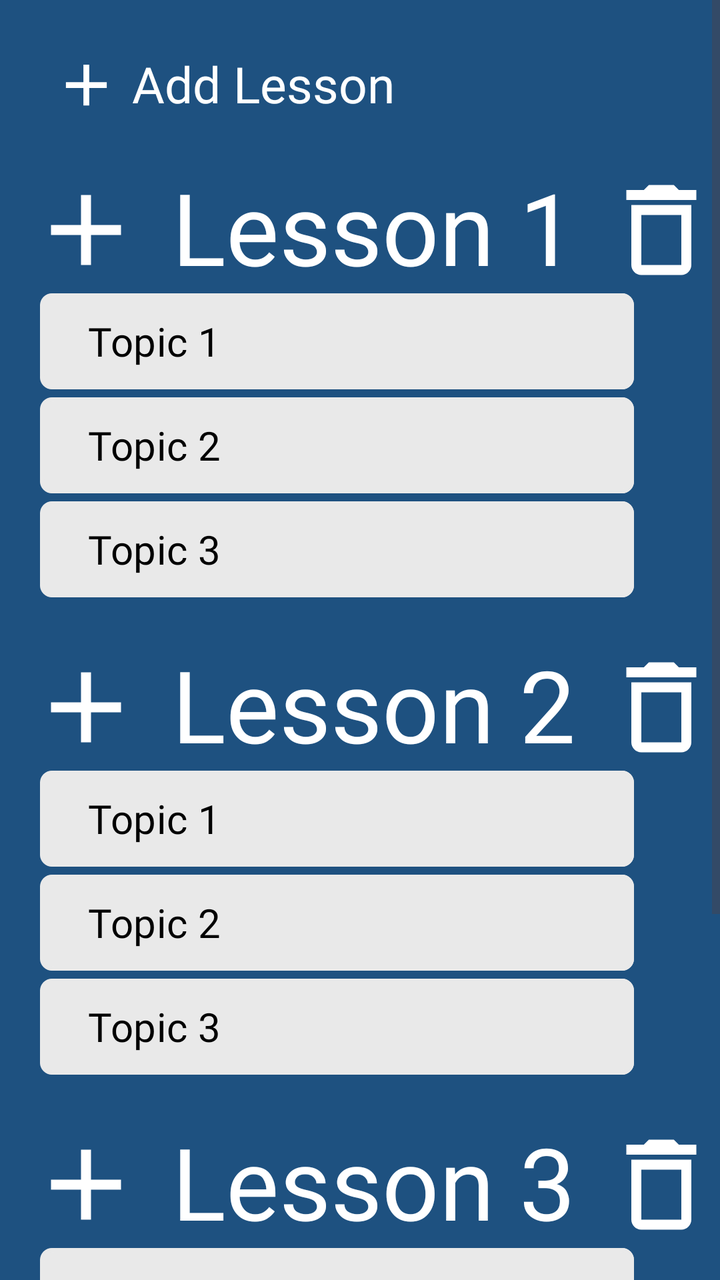
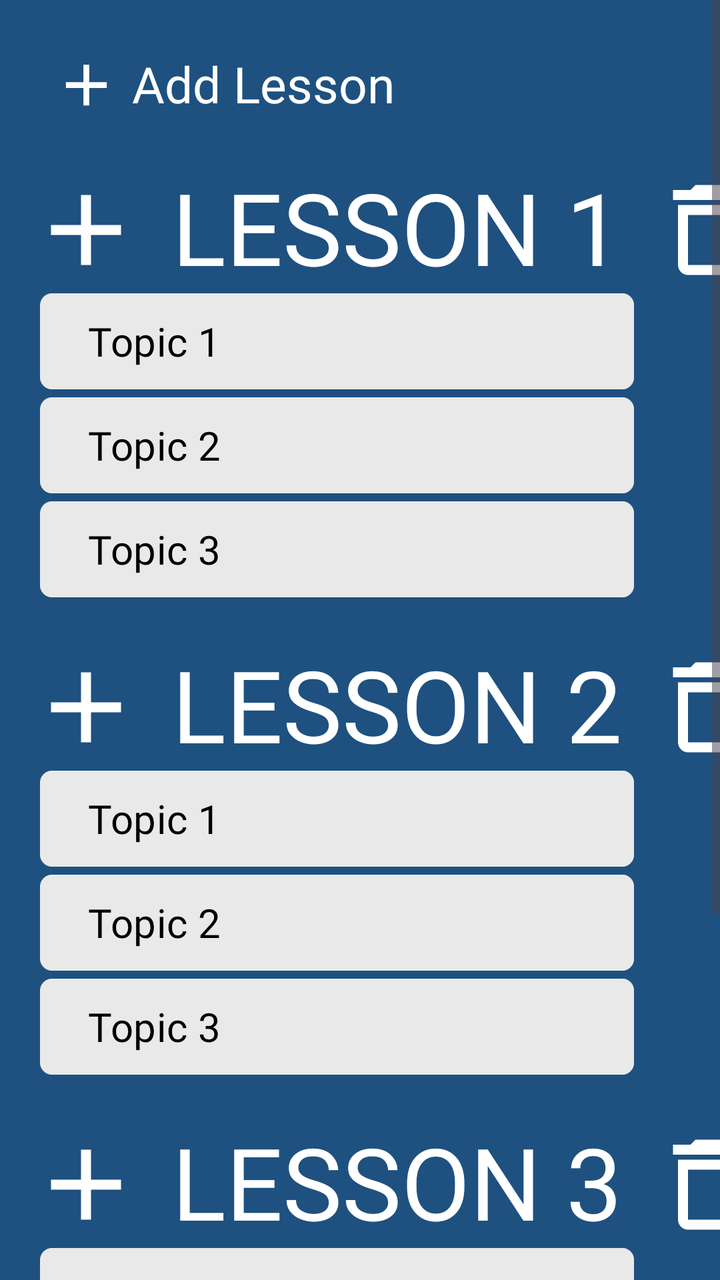

Two renders of the same Android screen: before a commit and after it. Below are the layout's source before the change and the commit's diff.
<!-- AndroidManifest.xml: application theme Theme.FinalsApplication -->
<!-- res/layout/lessons_page_admin2.xml -->
<?xml version="1.0" encoding="utf-8"?>
<RelativeLayout xmlns:android="http://schemas.android.com/apk/res/android"
    android:layout_width="match_parent"
    android:layout_height="match_parent"
    xmlns:tools="http://schemas.android.com/tools"
    xmlns:app="http://schemas.android.com/apk/res-auto"
    android:background="@color/ourBlue">

    <ScrollView
        android:layout_width="409dp"
        android:layout_height="729dp"
        tools:layout_editor_absoluteX="1dp"
        tools:layout_editor_absoluteY="1dp">

        <LinearLayout
            android:layout_width="match_parent"
            android:layout_height="wrap_content"
            android:orientation="vertical">

            <LinearLayout
                android:layout_width="match_parent"
                android:layout_height="match_parent"
                android:layout_alignParentTop="true"
                android:background="#1e5180">

                <ImageButton
                    android:id="@+id/addLesson"
                    android:layout_width="46dp"
                    android:layout_height="35dp"
                    android:layout_marginStart="20dp"
                    android:layout_marginTop="25dp"
                    android:background="@color/ourBlue"
                    android:scaleType="fitCenter"
                    app:srcCompat="@drawable/add_sign" />

                <TextView
                    android:id="@+id/textViewAddLesson"
                    android:layout_width="wrap_content"
                    android:layout_height="wrap_content"
                    android:layout_marginStart="0dp"
                    android:layout_marginTop="25dp"
                    android:fontFamily="@font/roboto_black"
                    android:text="Add Lesson"
                    android:textColor="@color/white"
                    android:textSize="25sp" />

            </LinearLayout>

            <LinearLayout
                android:layout_width="match_parent"
                android:layout_height="wrap_content"
                android:layout_alignParentTop="true"
                android:background="#1e5180">

                <ImageButton
                    android:id="@+id/addTopicLesson1"
                    android:layout_width="86dp"
                    android:layout_height="60dp"
                    android:layout_marginStart="0dp"
                    android:layout_marginTop="25dp"
                    android:background="@color/ourBlue"
                    android:scaleType="fitCenter"
                    app:srcCompat="@drawable/add_sign" />

                <TextView
                    android:id="@+id/textViewLesson1"
                    android:layout_width="wrap_content"
                    android:layout_height="wrap_content"
                    android:layout_marginStart="0dp"
                    android:layout_marginTop="20dp"
                    android:fontFamily="@font/roboto_black"
                    android:text="Lesson 1"
                    android:textColor="@color/white"
                    android:textSize="50sp" />

                <ImageButton
                    android:id="@+id/deleteLesson1"
                    android:layout_width="86dp"
                    android:layout_height="60dp"
                    android:layout_marginStart="0dp"
                    android:layout_marginTop="25dp"
                    android:background="@color/ourBlue"
                    android:scaleType="fitCenter"
                    app:srcCompat="@drawable/delete_trashcan" />
            </LinearLayout>

            <Button
                android:id="@+id/L1T1"
                android:layout_width="297dp"
                android:layout_height="wrap_content"
                android:layout_marginStart="20dp"
                android:text="Topic 1"
                android:textAlignment="textStart"
                android:textColor="@color/black"
                android:fontFamily="@font/roboto_regular"
                android:textSize="20sp"
                android:background="@drawable/square_button_colored_border"
                app:backgroundTint="#E9E9E9"/>

            <Button
                android:id="@+id/L1T2"
                android:layout_width="297dp"
                android:layout_height="wrap_content"
                android:layout_marginStart="20dp"
                android:layout_marginTop="4dp"
                app:backgroundTint="#E9E9E9"
                android:text="Topic 2"
                android:textAlignment="textStart"
                android:textColor="@color/black"
                android:fontFamily="@font/roboto_regular"
                android:textSize="20sp"
                android:background="@drawable/square_button_colored_border" />

            <Button
                android:id="@+id/L1T3"
                android:layout_width="297dp"
                android:layout_height="wrap_content"
                android:layout_marginStart="20dp"
                android:layout_marginTop="4dp"
                android:text="Topic 3"
                android:textAlignment="textStart"
                android:textColor="@color/black"
                android:fontFamily="@font/roboto_regular"
                android:textSize="20sp"
                android:background="@drawable/square_button_colored_border"
                app:backgroundTint="#E9E9E9"/>

            <LinearLayout
                android:layout_width="match_parent"
                android:layout_height="wrap_content"
                android:layout_alignParentTop="true"
                android:background="#1e5180">

                <ImageButton
                    android:id="@+id/addTopicLesson2"
                    android:layout_width="86dp"
                    android:layout_height="60dp"
                    android:layout_marginStart="0dp"
                    android:layout_marginTop="25dp"
                    android:background="@color/ourBlue"
                    android:scaleType="fitCenter"
                    app:srcCompat="@drawable/add_sign" />

                <TextView
                    android:id="@+id/textViewLesson2"
                    android:layout_width="wrap_content"
                    android:layout_height="wrap_content"
                    android:layout_marginStart="0dp"
                    android:layout_marginTop="20dp"
                    android:fontFamily="@font/roboto_black"
                    android:text="Lesson 2"
                    android:textColor="@color/white"
                    android:textSize="50sp" />

                <ImageButton
                    android:id="@+id/deleteLesson2"
                    android:layout_width="86dp"
                    android:layout_height="60dp"
                    android:layout_marginStart="0dp"
                    android:layout_marginTop="25dp"
                    android:background="@color/ourBlue"
                    android:scaleType="fitCenter"
                    app:srcCompat="@drawable/delete_trashcan" />
            </LinearLayout>

            <Button
                android:id="@+id/L2T1"
                android:layout_width="297dp"
                android:layout_height="wrap_content"
                android:layout_marginStart="20dp"
                android:text="Topic 1"
                android:textAlignment="textStart"
                android:textColor="@color/black"
                android:fontFamily="@font/roboto_regular"
                android:textSize="20sp"
                android:background="@drawable/square_button_colored_border"
                app:backgroundTint="#E9E9E9"/>

            <Button
                android:id="@+id/L2T2"
                android:layout_width="297dp"
                android:layout_height="wrap_content"
                android:layout_marginStart="20dp"
                android:layout_marginTop="4dp"
                android:text="Topic 2"
                android:textAlignment="textStart"
                android:textColor="@color/black"
                android:fontFamily="@font/roboto_regular"
                android:textSize="20sp"
                android:background="@drawable/square_button_colored_border"
                app:backgroundTint="#E9E9E9"/>

            <Button
                android:id="@+id/L2T3"
                android:layout_width="297dp"
                android:layout_height="wrap_content"
                android:layout_marginStart="20dp"
                android:layout_marginTop="4dp"
                android:text="Topic 3"
                android:textAlignment="textStart"
                android:textColor="@color/black"
                android:fontFamily="@font/roboto_regular"
                android:textSize="20sp"
                android:background="@drawable/square_button_colored_border"
                app:backgroundTint="#E9E9E9"/>

            <LinearLayout
                android:layout_width="match_parent"
                android:layout_height="wrap_content"
                android:layout_alignParentTop="true"
                android:background="#1e5180">

                <ImageButton
                    android:id="@+id/addTopicLesson3"
                    android:layout_width="86dp"
                    android:layout_height="60dp"
                    android:layout_marginStart="0dp"
                    android:layout_marginTop="25dp"
                    android:background="@color/ourBlue"
                    android:scaleType="fitCenter"
                    app:srcCompat="@drawable/add_sign" />

                <TextView
                    android:id="@+id/textViewLesson3"
                    android:layout_width="wrap_content"
                    android:layout_height="wrap_content"
                    android:layout_marginStart="0dp"
                    android:layout_marginTop="20dp"
                    android:fontFamily="@font/roboto_black"
                    android:text="Lesson 3"
                    android:textColor="@color/white"
                    android:textSize="50sp" />

                <ImageButton
                    android:id="@+id/deleteLesson3"
                    android:layout_width="86dp"
                    android:layout_height="60dp"
                    android:layout_marginStart="0dp"
                    android:layout_marginTop="25dp"
                    android:background="@color/ourBlue"
                    android:scaleType="fitCenter"
                    app:srcCompat="@drawable/delete_trashcan" />
            </LinearLayout>

            <Button
                android:id="@+id/L3T1"
                android:layout_width="297dp"
                android:layout_height="wrap_content"
                android:layout_marginStart="20dp"
                android:text="Topic 1"
                android:textAlignment="textStart"
                android:textColor="@color/black"
                android:fontFamily="@font/roboto_regular"
                android:textSize="20sp"
                android:background="@drawable/square_button_colored_border"
                app:backgroundTint="#E9E9E9"/>

            <Button
                android:id="@+id/L3T2"
                android:layout_width="297dp"
                android:layout_height="wrap_content"
                android:layout_marginStart="20dp"
                android:layout_marginTop="4dp"
                android:text="Topic 2"
                android:textAlignment="textStart"
                android:textColor="@color/black"
                android:fontFamily="@font/roboto_regular"
                android:textSize="20sp"
                android:background="@drawable/square_button_colored_border"
                app:backgroundTint="#E9E9E9"/>

            <Button
                android:id="@+id/L3T3"
                android:layout_width="297dp"
                android:layout_height="wrap_content"
                android:layout_marginStart="20dp"
                android:layout_marginTop="4dp"
                android:layout_marginBottom="20dp"
                android:text="Topic 3"
                android:textAlignment="textStart"
                android:textColor="@color/black"
                android:fontFamily="@font/roboto_regular"
                android:textSize="20sp"
                android:background="@drawable/square_button_colored_border"
                app:backgroundTint="#E9E9E9"/>

            <LinearLayout
                android:layout_width="match_parent"
                android:layout_height="100dip"
                android:layout_alignParentBottom="true"
                android:background="#a8b4d8">

                <ImageButton
                    android:id="@+id/imageButtonBackLP1"
                    android:layout_width="76dp"
                    android:layout_height="wrap_content"
                    android:layout_marginStart="20dp"
                    android:layout_marginTop="20dp"
                    android:layout_marginBottom="20dp"
                    android:background="?android:attr/selectableItemBackground"
                    android:scaleType="fitCenter"
                    android:src="@drawable/arrowleft" />
            </LinearLayout>
        </LinearLayout>
    </ScrollView>
</RelativeLayout>
<!-- resources referenced by this layout -->
<resources>
  <color name="black">#000000</color>
  <color name="ourBlue">#1e5180</color>
  <color name="white">#FFFFFFFF</color>
  <!-- drawable add_sign (drawable) -->
  <vector android:height="24dp" android:tint="#FFFFFF"
      android:viewportHeight="24" android:viewportWidth="24"
      android:width="24dp" xmlns:android="http://schemas.android.com/apk/res/android">
      <path android:fillColor="@android:color/white" android:pathData="M19,13h-6v6h-2v-6H5v-2h6V5h2v6h6v2z"/>
  </vector>
  <!-- drawable arrowleft: png bitmap (drawable, 16559 bytes) -->
  <!-- drawable delete_trashcan (drawable) -->
  <vector android:height="24dp" android:tint="#FFFFFF"
      android:viewportHeight="24" android:viewportWidth="24"
      android:width="24dp" xmlns:android="http://schemas.android.com/apk/res/android">
      <path android:fillColor="@android:color/white" android:pathData="M6,19c0,1.1 0.9,2 2,2h8c1.1,0 2,-0.9 2,-2L18,7L6,7v12zM8,9h8v10L8,19L8,9zM15.5,4l-1,-1h-5l-1,1L5,4v2h14L19,4z"/>
  </vector>
  <!-- drawable square_button_colored_border (drawable) -->
  <?xml version="1.0" encoding="utf-8"?>
  <layer-list xmlns:android="http://schemas.android.com/apk/res/android">
  
      <item>
          <shape>
              <corners android:radius="6dp" />
              <solid android:color="#e9e9e9" />
          </shape>
      </item>
  
      <item
          android:left="34dp">
  
          <shape>
              <solid android:color="#e9e9e9" />
              <corners android:radius="6dp"
                  android:topRightRadius="6dp"
                  android:topLeftRadius="5dp"
                  android:bottomRightRadius="6dp"
                  android:bottomLeftRadius="0dp"/>
          </shape>
      </item>
      <item>
          <shape>
              
              <corners android:radius="6dp" />
              <solid android:color="@android:color/transparent" />
              <stroke
                  android:width="2dp"
                  android:color="#000000" />
          </shape>
      </item>
  </layer-list>
  <style name="Theme.FinalsApplication" parent="Base.Theme.FinalsApplication" />
  <style name="Base.Theme.FinalsApplication" parent="Theme.Material3.DayNight.NoActionBar">
          
          
      </style>
</resources>

<!-- the commit's change to res/layout/lessons_page_admin2.xml (unified diff, before → after) -->
@@ -69,7 +69,7 @@
                     android:layout_marginStart="0dp"
                     android:layout_marginTop="20dp"
                     android:fontFamily="@font/roboto_black"
-                    android:text="Lesson 1"
+                    android:text="LESSON 1"
                     android:textColor="@color/white"
                     android:textSize="50sp" />
 
@@ -148,7 +148,7 @@
                     android:layout_marginStart="0dp"
                     android:layout_marginTop="20dp"
                     android:fontFamily="@font/roboto_black"
-                    android:text="Lesson 2"
+                    android:text="LESSON 2"
                     android:textColor="@color/white"
                     android:textSize="50sp" />
 
@@ -227,7 +227,7 @@
                     android:layout_marginStart="0dp"
                     android:layout_marginTop="20dp"
                     android:fontFamily="@font/roboto_black"
-                    android:text="Lesson 3"
+                    android:text="LESSON 3"
                     android:textColor="@color/white"
                     android:textSize="50sp" />
 
